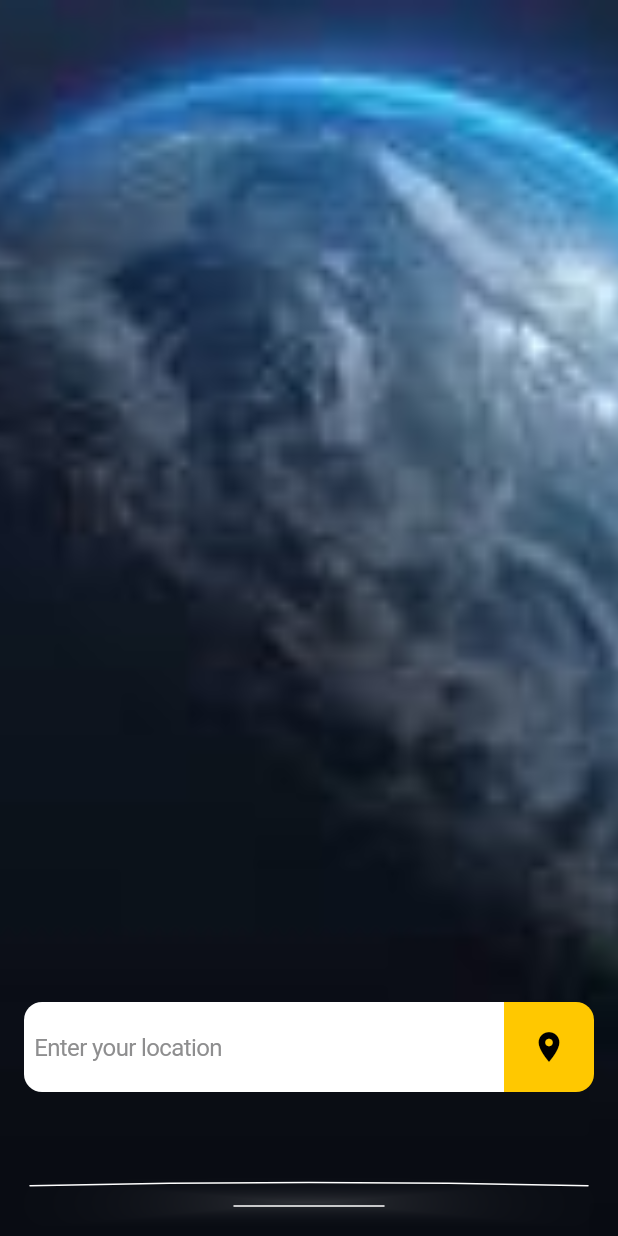
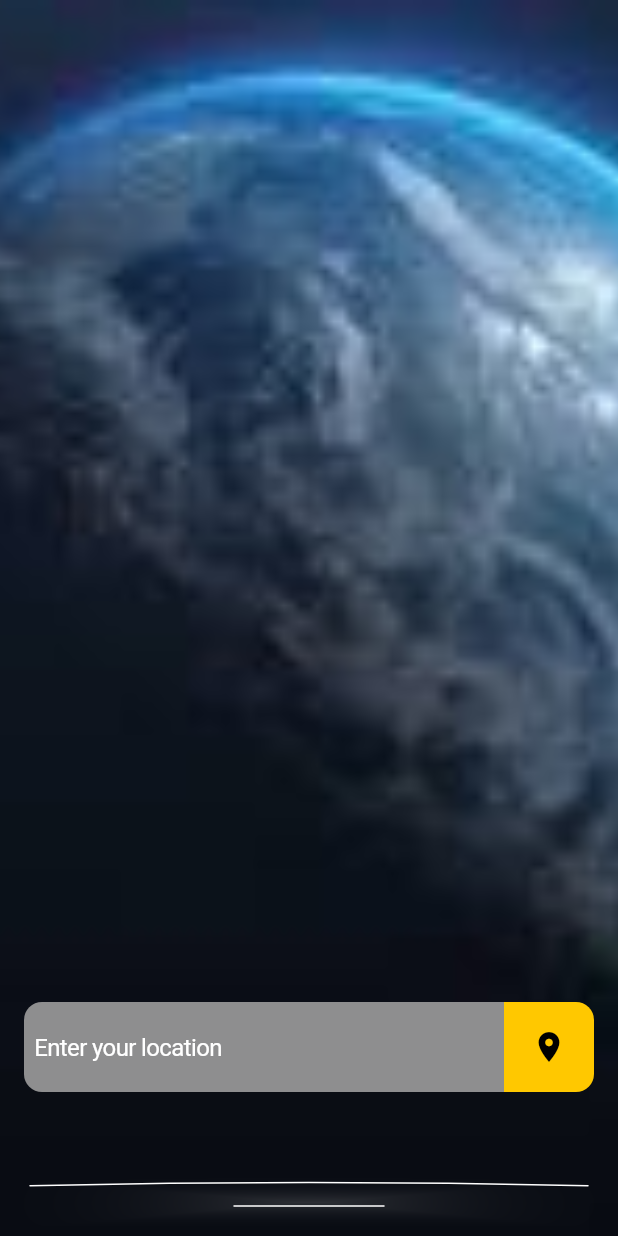
Before and after one commit to febinbaby879/Wee-see-shop, a Flutter app: the LocationScreen screen opened directly, on a phone screen of 412 x 824 dp. Run offline on Flutter 3.47's test engine with Material 2 defaults, Android fonts, the phone set to English and light mode, and no system bars; our stand-ins replace animated_notch_bottom_bar, getwidget, pinput.

Commit message:
liaison textfield bug pending

```diff
--- a/lib/feature/cart/view/widgets/price_container.dart
+++ b/lib/feature/cart/view/widgets/price_container.dart
@@ -1,7 +1,6 @@
+import 'package:e_commerce_app/core/const.dart';
 import 'package:e_commerce_app/feature/cart/view/widgets/main_heading.dart';
 import 'package:flutter/material.dart';
-
-import '../../../../core/const.dart';
 
 class PriceContainer extends StatelessWidget {
   const PriceContainer({super.key});
@@ -53,7 +52,7 @@ class PriceContainer extends StatelessWidget {
     );
   }
 
-  Padding pricedetailRowText(String category, amnt) {
+  Widget pricedetailRowText(String category, amnt) {
     return Padding(
       padding: const EdgeInsets.all(8.0),
       child: Row(
--- a/lib/feature/liaison/view/widgets/message_container.dart
+++ b/lib/feature/liaison/view/widgets/message_container.dart
@@ -31,9 +31,7 @@ class MessageContainer extends StatelessWidget {
           ),
         ),
         Expanded(
-          child: SizedBox(
           child: ListView.separated(
-              shrinkWrap: true,
             scrollDirection: Axis.vertical,
             physics: const BouncingScrollPhysics(),
             itemBuilder: (context, index) => InkWell(
@@ -116,7 +114,6 @@ class MessageContainer extends StatelessWidget {
             separatorBuilder: (context, index) => const Divider(),
             itemCount: 21,
           ),
-          ),
         )
       ],
     );
--- a/lib/feature/liaison/view/widgets/vedio_call.dart
+++ b/lib/feature/liaison/view/widgets/vedio_call.dart
@@ -15,7 +15,7 @@ class VedioCallBox extends StatelessWidget {
           height: 40,
           child: CupertinoTextField(
             placeholder: 'Search',
-            placeholderStyle: const TextStyle(fontSize: 16, color: kwhite),
+            placeholderStyle: const TextStyle(fontSize: 15, color: kwhite),
             prefix: const Padding(
               padding: EdgeInsets.only(left: 8.0),
               child: Icon(
--- a/lib/feature/location/view/screen/location_screen.dart
+++ b/lib/feature/location/view/screen/location_screen.dart
@@ -32,15 +32,15 @@ class LocationScreen extends StatelessWidget {
                 height: 60.0,
                 child: CupertinoTextField(
                   style: TextStyle(
-                    color: kwhite,
+                    color: kblack,
                   ),
                   placeholder: 'Enter your location',
                   placeholderStyle: TextStyle(
                     fontSize: 16,
-                    color: kgrey,
+                    color: kwhite,
                   ),
                   decoration: BoxDecoration(
-                    color: kwhite,
+                    color: kgrey,
                     borderRadius: BorderRadius.only(
                       topLeft: Radius.circular(12),
                       bottomLeft: Radius.circular(12),
```
Lines whose indentation alone changed are shown as unchanged.
